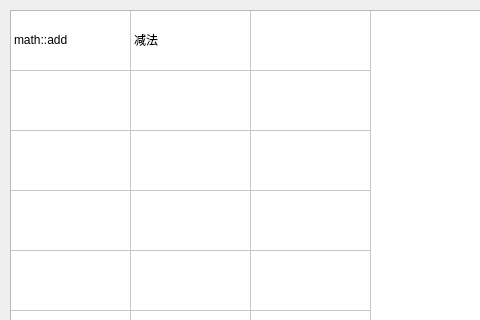
This is dialogs/testdialog.ui in L-Net-1992/ADAS_AD_Developer as Qt 5 draws it before an edit; both pictures show x 0 to 480 and y 0 to 320 of the 762 by 488 pixel window. The edited form follows.
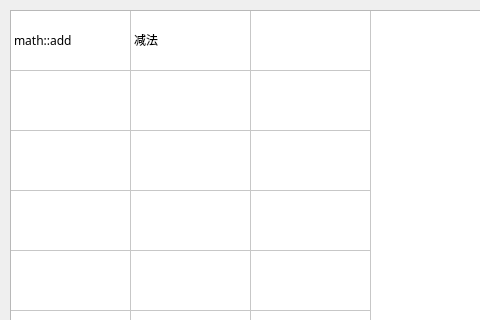
This is the edited form.

Patch:
```diff
--- a/dialogs/testdialog.ui
+++ b/dialogs/testdialog.ui
@@ -10,6 +10,11 @@
     <height>488</height>
    </rect>
   </property>
+  <property name="font">
+   <font>
+    <family>方正准圆简体</family>
+   </font>
+  </property>
   <property name="windowTitle">
    <string>Dialog</string>
   </property>
@@ -31,6 +36,11 @@
      <height>999999</height>
     </size>
    </property>
+   <property name="font">
+    <font>
+     <family>方正准圆简体</family>
+    </font>
+   </property>
    <property name="selectionMode">
     <enum>QAbstractItemView::NoSelection</enum>
    </property>
```
